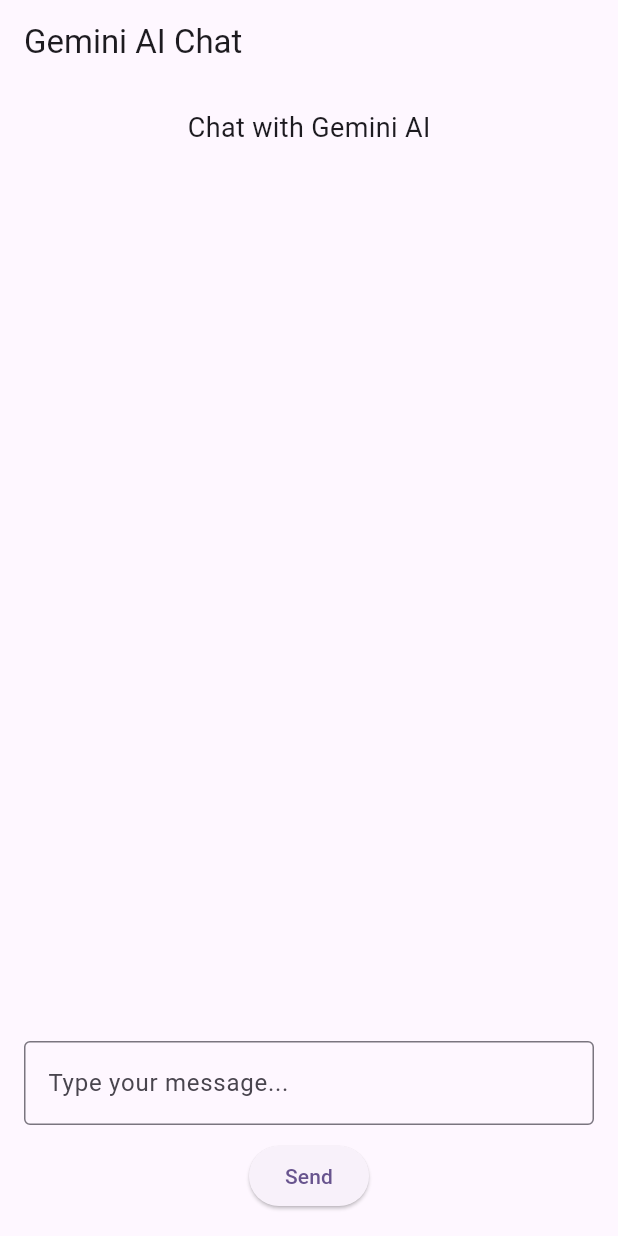
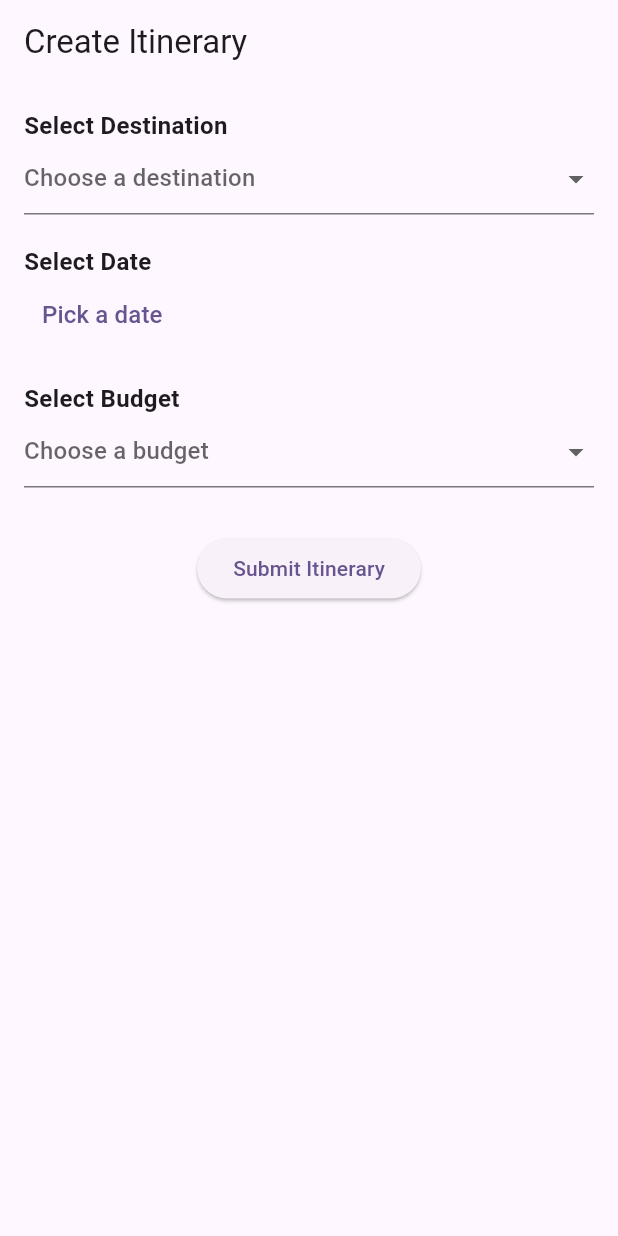
Before and after one commit to NotALabRat/TraveLog, a Flutter app: the screen it shows after launch, on a phone screen of 412 x 824 dp. Run offline on Flutter 3.47's test engine with Material 3 defaults, Android fonts, the light colour scheme and no system bars.

Commit message:
itinerary creation

```diff
--- a/lib/main.dart
+++ b/lib/main.dart
@@ -1,6 +1,5 @@
 import 'package:flutter/material.dart';
-import 'package:http/http.dart' as http;
-import 'dart:convert';
+import 'package:intl/intl.dart';
 
 void main() {
   runApp(const MyApp());
@@ -13,83 +12,138 @@
   Widget build(BuildContext context) {
     return MaterialApp(
       debugShowCheckedModeBanner: false,
-      title: 'Gemini AI Chat',
+      title: 'Create Itinerary',
       theme: ThemeData(
         colorScheme: ColorScheme.fromSeed(seedColor: Colors.deepPurple),
         useMaterial3: true,
       ),
-      home: const ChatScreen(),
+      home: const CreateItineraryPage(),
     );
   }
 }
 
-class ChatScreen extends StatefulWidget {
-  const ChatScreen({super.key});
+class CreateItineraryPage extends StatefulWidget {
+  const CreateItineraryPage({super.key});
 
   @override
-  _ChatScreenState createState() => _ChatScreenState();
+  _CreateItineraryPageState createState() => _CreateItineraryPageState();
 }
 
-class _ChatScreenState extends State<ChatScreen> {
-  final TextEditingController _controller = TextEditingController();
-  String _response = "Chat with Gemini AI";
+class _CreateItineraryPageState extends State<CreateItineraryPage> {
+  String? _selectedDestination;
+  DateTime? _selectedDate;
+  String? _selectedBudget;
 
-  Future<void> sendMessage() async {
-    if (_controller.text.isEmpty) return;
+  final List<String> destinations = [
+    "New York",
+    "Paris",
+    "Tokyo",
+    "London",
+    "Dubai"
+  ];
+  final List<String> budgetOptions = ["Low", "Medium", "High"];
 
-    final url = Uri.parse("http://127.0.0.1:5000/chat");
-
-    try {
-      final response = await http.post(
-        url,
-        headers: {"Content-Type": "application/json"},
-        body: jsonEncode({"message": _controller.text}),
-      );
-
-      if (response.statusCode == 200) {
-        final data = jsonDecode(response.body);
-        setState(() {
-          _response = data["reply"] ?? "No response from AI.";
-        });
-      } else {
-        setState(() {
-          _response = "Error: ${response.statusCode}";
-        });
-      }
-    } catch (e) {
+  Future<void> _selectDate(BuildContext context) async {
+    final DateTime? picked = await showDatePicker(
+      context: context,
+      initialDate: _selectedDate ?? DateTime.now(),
+      firstDate: DateTime.now(),
+      lastDate: DateTime(2100),
+    );
+    if (picked != null && picked != _selectedDate) {
       setState(() {
-        _response = "Failed to connect to server.";
+        _selectedDate = picked;
       });
     }
+  }
+
+  void _submitItinerary() {
+    if (_selectedDestination == null ||
+        _selectedDate == null ||
+        _selectedBudget == null) {
+      ScaffoldMessenger.of(context).showSnackBar(
+        const SnackBar(content: Text("Please select all fields!")),
+      );
+      return;
+    }
+
+    String formattedDate = DateFormat('yyyy-MM-dd').format(_selectedDate!);
+
+    showDialog(
+      context: context,
+      builder: (context) => AlertDialog(
+        title: const Text("Itinerary Summary"),
+        content: Text(
+          "Destination: $_selectedDestination\nDate: $formattedDate\nBudget: $_selectedBudget",
+        ),
+        actions: [
+          TextButton(
+            onPressed: () => Navigator.of(context).pop(),
+            child: const Text("OK"),
+          ),
+        ],
+      ),
+    );
   }
 
   @override
   Widget build(BuildContext context) {
     return Scaffold(
-      appBar: AppBar(title: const Text("Gemini AI Chat")),
+      appBar: AppBar(title: const Text("Create Itinerary")),
       body: Padding(
         padding: const EdgeInsets.all(16.0),
         child: Column(
+          crossAxisAlignment: CrossAxisAlignment.start,
           children: [
-            Expanded(
-              child: SingleChildScrollView(
-                child: Text(
-                  _response,
-                  style: const TextStyle(fontSize: 18),
-                ),
+            const Text("Select Destination",
+                style: TextStyle(fontSize: 16, fontWeight: FontWeight.bold)),
+            DropdownButtonFormField<String>(
+              value: _selectedDestination,
+              hint: const Text("Choose a destination"),
+              items: destinations.map((String destination) {
+                return DropdownMenuItem<String>(
+                  value: destination,
+                  child: Text(destination),
+                );
+              }).toList(),
+              onChanged: (value) => setState(() {
+                _selectedDestination = value;
+              }),
+            ),
+            const SizedBox(height: 20),
+            const Text("Select Date",
+                style: TextStyle(fontSize: 16, fontWeight: FontWeight.bold)),
+            TextButton(
+              onPressed: () => _selectDate(context),
+              child: Text(
+                _selectedDate == null
+                    ? "Pick a date"
+                    : DateFormat('yyyy-MM-dd').format(_selectedDate!),
+                style: const TextStyle(fontSize: 16),
               ),
             ),
-            TextField(
-              controller: _controller,
-              decoration: const InputDecoration(
-                hintText: "Type your message...",
-                border: OutlineInputBorder(),
+            const SizedBox(height: 20),
+            const Text("Select Budget",
+                style: TextStyle(fontSize: 16, fontWeight: FontWeight.bold)),
+            DropdownButtonFormField<String>(
+              value: _selectedBudget,
+              hint: const Text("Choose a budget"),
+              items: budgetOptions.map((String budget) {
+                return DropdownMenuItem<String>(
+                  value: budget,
+                  child: Text(budget),
+                );
+              }).toList(),
+              onChanged: (value) => setState(() {
+                _selectedBudget = value;
+              }),
+            ),
+            const SizedBox(height: 30),
+            Center(
+              child: ElevatedButton(
+                onPressed: _submitItinerary,
+                child: const Text("Submit Itinerary"),
               ),
-            ),
-            const SizedBox(height: 10),
-            ElevatedButton(
-              onPressed: sendMessage,
-              child: const Text("Send"),
             ),
           ],
         ),
--- a/pubspec.yaml
+++ b/pubspec.yaml
@@ -11,8 +11,10 @@
   flutter:
     sdk: flutter
   cupertino_icons: ^1.0.8   # Downgraded to version 1.0.8
-  http: ^1.3.0               # Latest version
-  flutter_gemini: ^3.0.0
+  http: ^0.13.6              # Latest version
+  flutter_dotenv: ^5.0.2     # For loading environment variables
+  intl: ^0.17.0              # For date formatting
+  flutter_gemini: ^3.0.0     # Custom dependency (if needed)
 
 dev_dependencies:
   flutter_test:
```
Also changed, not shown: pubspec.lock.
